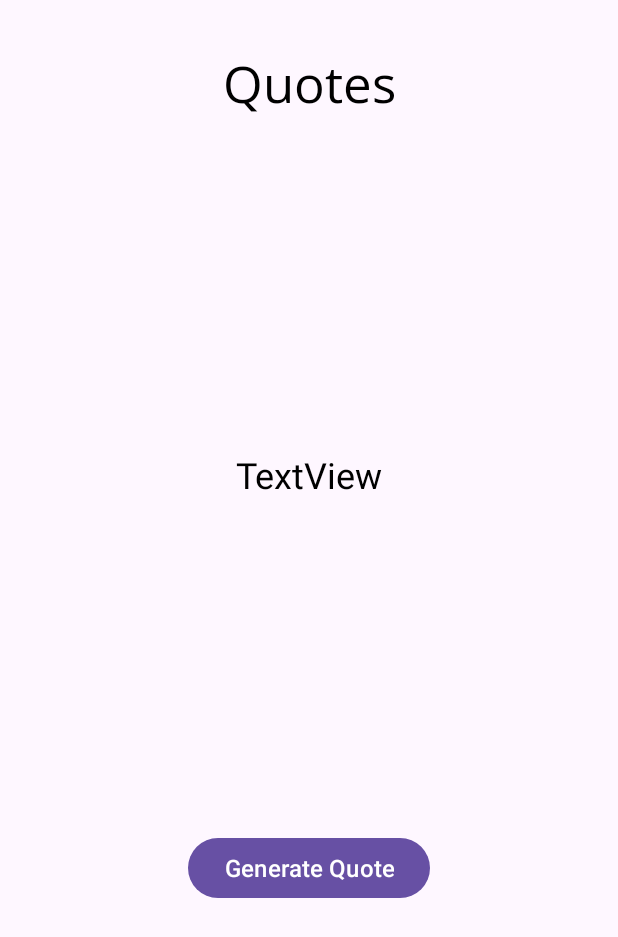
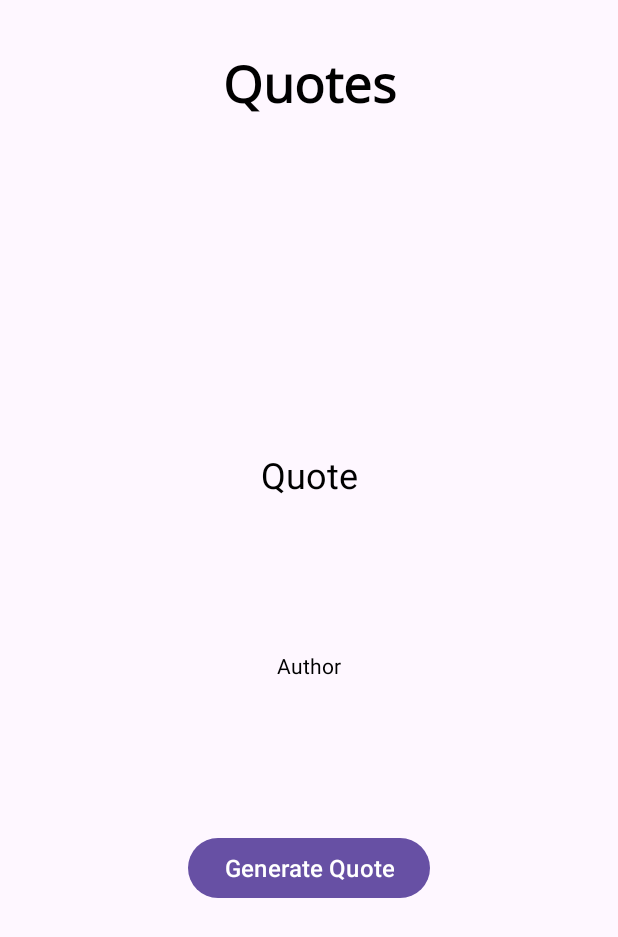
Before and after one commit to mihirniyogi/InspiringQuotesExample, an Android app: the screen it shows after launch (MainActivity), on a phone screen of 412 x 824 dp. Shown: the top 937 px of the screen. Run offline under Robolectric (Android 15) with nearby library versions, the phone set to English and light mode, and no system bars.

Commit message:
Add more Ui changes

```diff
--- a/app/src/main/java/com/mihirniyogi/inspiringquotesexample/MainActivity.java
+++ b/app/src/main/java/com/mihirniyogi/inspiringquotesexample/MainActivity.java
@@ -1,14 +1,34 @@
 package com.mihirniyogi.inspiringquotesexample;
 
 import android.os.Bundle;
+import android.view.View;
+import android.widget.Button;
+import android.widget.TextView;
 
 import androidx.appcompat.app.AppCompatActivity;
 
 public class MainActivity extends AppCompatActivity {
 
+    private TextView quoteTextView;
+    private TextView authorTextView;
+    private Button fetchQuoteButton;
+
     @Override
     protected void onCreate(Bundle savedInstanceState) {
         super.onCreate(savedInstanceState);
         setContentView(R.layout.activity_main);
+
+        initialiseUi();
+    }
+
+    private void initialiseUi() {
+        quoteTextView = findViewById(R.id.quoteTextView);
+        authorTextView = findViewById(R.id.authorTextView);
+        fetchQuoteButton = findViewById(R.id.fetchQuoteButton);
+        fetchQuoteButton.setOnClickListener(v -> fetchQuote());
+    }
+
+    private void fetchQuote() {
+
     }
 }
--- a/app/src/main/res/layout/activity_main.xml
+++ b/app/src/main/res/layout/activity_main.xml
@@ -18,6 +18,7 @@
         android:textAlignment="center"
         android:textColor="#000000"
         android:textSize="34sp"
+        android:textStyle="bold"
         app:layout_constraintEnd_toEndOf="parent"
         app:layout_constraintStart_toStartOf="parent"
         app:layout_constraintTop_toTopOf="parent" />
@@ -27,14 +28,25 @@
         android:layout_width="wrap_content"
         android:layout_height="wrap_content"
         android:lineSpacingExtra="8sp"
-        android:text="TextView"
+        android:text="Quote"
         android:textAlignment="center"
+        android:textColor="#000000"
         android:textSize="24sp"
+        app:layout_constraintBottom_toTopOf="@+id/fetchQuoteButton"
+        app:layout_constraintEnd_toEndOf="parent"
+        app:layout_constraintStart_toStartOf="parent"
+        app:layout_constraintTop_toBottomOf="@+id/titleTextView" />
+
+    <TextView
+        android:id="@+id/authorTextView"
+        android:layout_width="wrap_content"
+        android:layout_height="wrap_content"
+        android:text="Author"
         android:textColor="#000000"
         app:layout_constraintBottom_toTopOf="@+id/fetchQuoteButton"
         app:layout_constraintEnd_toEndOf="parent"
         app:layout_constraintStart_toStartOf="parent"
-        app:layout_constraintTop_toBottomOf="@+id/titleTextView" />
+        app:layout_constraintTop_toBottomOf="@+id/quoteTextView" />
 
     <Button
         android:id="@+id/fetchQuoteButton"
```
